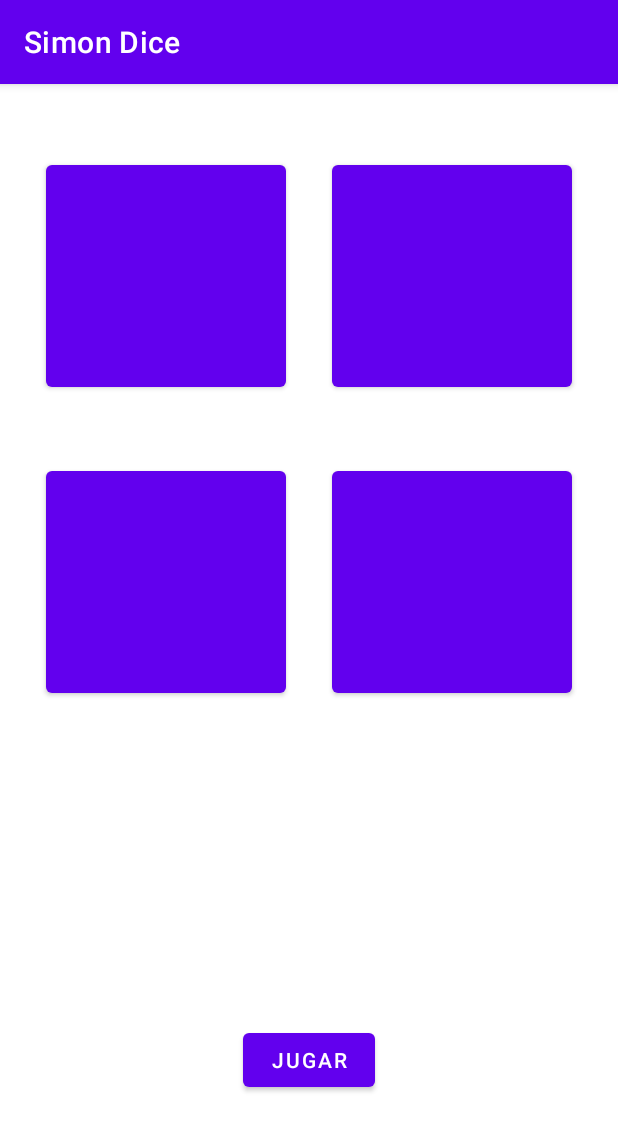
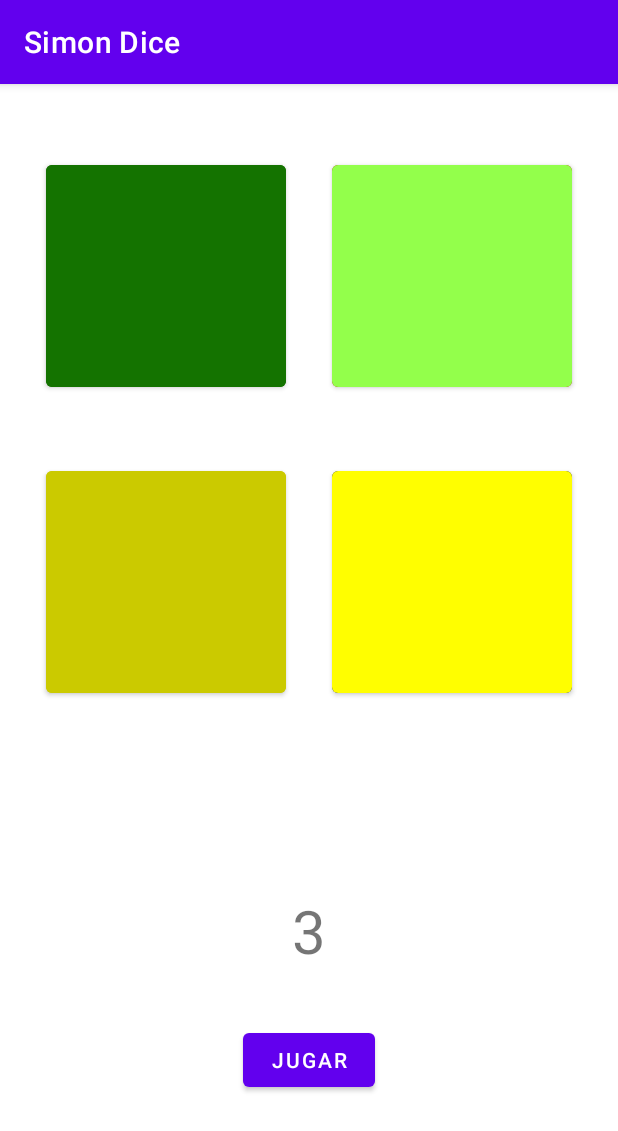
Before and after one commit to jnunesvazquez/Simon_Says, an Android app: the screen it shows after launch (MainActivity), after a tap on "JUGAR", on a phone screen of 412 x 824 dp. Shown: the top 1131 px of the screen. Run offline under Robolectric (Android 15) with nearby library versions, the light colour scheme and no system bars.

Commit message:
Secuencia inicializada y en funcionamiento con el cambio de colores de los botones (fallo en la visualizacion de la corutina)

```diff
--- a/app/src/main/java/com/joel/myapplication/MainActivity.kt
+++ b/app/src/main/java/com/joel/myapplication/MainActivity.kt
@@ -1,35 +1,50 @@
 package com.joel.myapplication
 
+import android.graphics.Color
 import androidx.appcompat.app.AppCompatActivity
 import android.os.Bundle
 import android.util.Log
 import android.widget.Button
 import android.widget.TextView
 import android.widget.Toast
+import kotlinx.coroutines.delay
 import kotlinx.coroutines.launch
 import kotlinx.coroutines.runBlocking
 
 class MainActivity : AppCompatActivity() {
 
-    var roundCounter : Int = 1
-    var secuence = arrayOf<Int>()
-    var comprobar : Boolean = true
-    val redButton : Button = findViewById(R.id.red_button)
-    val yellowButton : Button = findViewById(R.id.yellow_button)
-    val greenButton : Button = findViewById(R.id.green_button)
-    val blueButton : Button = findViewById(R.id.blue_button)
-    val round : TextView = findViewById(R.id.round_number)
+    var roundCounter : Int = 3
+    var selectColor : Array<Int> = arrayOf(1, 3, 3, 2)
+    lateinit var redButton : Button
+    lateinit var yellowButton : Button
+    lateinit var greenButton : Button
+    lateinit var blueButton : Button
+    lateinit var round : TextView
+
+    val redColor = Color.alpha(R.color.red)
+    val greenColor = Color.alpha(R.color.green)
+    val yellowColor = Color.alpha(R.color.yellow)
+    val blueColor = Color.alpha(R.color.blue)
+
+    val lightRedColor = Color.parseColor("#FF4B4B")
+    val lightGreenColor = Color.parseColor("#93FF4B")
+    val lightYellowColor = Color.parseColor("#FFFE00")
+    val lightBlueColor = Color.parseColor("#00FFF9")
 
     override fun onCreate(savedInstanceState: Bundle?) {
         super.onCreate(savedInstanceState)
         setContentView(R.layout.activity_main)
-
+        redButton = findViewById(R.id.red_button)
+        yellowButton = findViewById(R.id.yellow_button)
+        greenButton = findViewById(R.id.green_button)
+        blueButton = findViewById(R.id.blue_button)
+        round = findViewById(R.id.round_number)
         val startGame : Button = findViewById(R.id.play_button)
         startGame.setOnClickListener {
             Log.i("Estado", "Comenzando partida")
             showRound()
             startSecuence()
-            if (checkSecuence()){
+            /*if (checkSecuence()){
                 roundCounter++
                 showRound()
                 startSecuence()
@@ -37,7 +52,7 @@ class MainActivity : AppCompatActivity() {
                 userMessage()
                 round.visibility = TextView.INVISIBLE
                 roundCounter = 1
-            }
+            }*/
         }
     }
 
@@ -51,15 +66,50 @@ class MainActivity : AppCompatActivity() {
 
     private fun startSecuence(){
         Log.i("Estado", "Se ejecuta el juego")
-
+        runBlocking {
+            launch {
+                //selectColor += (1..5).random()
+                for (i : Int in 1..roundCounter){
+                    when (selectColor[i]) {
+                        1 -> {
+                            greenButton.setBackgroundColor(lightGreenColor)
+                            delay(2000)
+                            greenButton.setBackgroundColor(lightRedColor)
+                            delay(1000)
+                        }
+                        2 -> {
+                            redButton.setBackgroundColor(lightRedColor)
+                            delay(2000)
+                            redButton.setBackgroundColor(lightGreenColor)
+                            delay(1000)
+                        }
+                        3 -> {
+                            blueButton.setBackgroundColor(lightBlueColor)
+                            delay(2000)
+                            blueButton.setBackgroundColor(lightYellowColor)
+                            delay(1000)
+                        }
+                        4 -> {
+                            yellowButton.setBackgroundColor(lightYellowColor)
+                            delay(2000)
+                            yellowButton.setBackgroundColor(lightBlueColor)
+                            delay(1000)
+                        }
+                    }
+                }
+            }
+        }
     }
 
     private fun userMessage(){
         Log.i("Estado", "Mensaje por toast al usuario")
-        Toast.makeText(this, "Repetir secuencia", Toast.LENGTH_LONG).show()
+        Toast.makeText(this, "Has cometido un error", Toast.LENGTH_LONG).show()
+        Toast.makeText(this, "Empieza de nuevo", Toast.LENGTH_LONG).show()
     }
 
     private fun checkSecuence() : Boolean{
         Log.i("Estado", "Comprobar que la secuencia del jugador coincide")
+        Toast.makeText(this, "Repetir secuencia", Toast.LENGTH_LONG).show()
+        return true
     }
 }
--- a/app/src/main/res/layout/activity_main.xml
+++ b/app/src/main/res/layout/activity_main.xml
@@ -24,6 +24,7 @@
         android:layout_width="160dp"
         android:layout_height="160dp"
         android:layout_marginTop="16dp"
+        android:backgroundTint="@color/yellow"
         app:layout_constraintEnd_toStartOf="@+id/blue_button"
         app:layout_constraintHorizontal_bias="0.5"
         app:layout_constraintStart_toStartOf="parent"
@@ -34,6 +35,7 @@
         android:layout_width="160dp"
         android:layout_height="160dp"
         android:layout_marginTop="16dp"
+        android:backgroundTint="@color/blue"
         app:layout_constraintEnd_toEndOf="parent"
         app:layout_constraintHorizontal_bias="0.5"
         app:layout_constraintStart_toEndOf="@+id/yellow_button"
@@ -44,6 +46,7 @@
         android:layout_width="160dp"
         android:layout_height="160dp"
         android:layout_marginBottom="28dp"
+        android:backgroundTint="@color/red"
         app:layout_constraintBottom_toTopOf="@+id/guideline2"
         app:layout_constraintEnd_toEndOf="parent"
         app:layout_constraintHorizontal_bias="0.5"
@@ -54,6 +57,7 @@
         android:layout_width="160dp"
         android:layout_height="160dp"
         android:layout_marginBottom="28dp"
+        android:backgroundTint="@color/green"
         app:layout_constraintBottom_toTopOf="@+id/guideline2"
         app:layout_constraintEnd_toStartOf="@+id/red_button"
         app:layout_constraintHorizontal_bias="0.5"
--- a/app/src/main/res/values/colors.xml
+++ b/app/src/main/res/values/colors.xml
@@ -7,4 +7,8 @@
     <color name="teal_700">#FF018786</color>
     <color name="black">#FF000000</color>
     <color name="white">#FFFFFFFF</color>
+    <color name="red">#BD2200</color>
+    <color name="green">#147300</color>
+    <color name="yellow">#CBCA00</color>
+    <color name="blue">#000D73</color>
 </resources>
```
